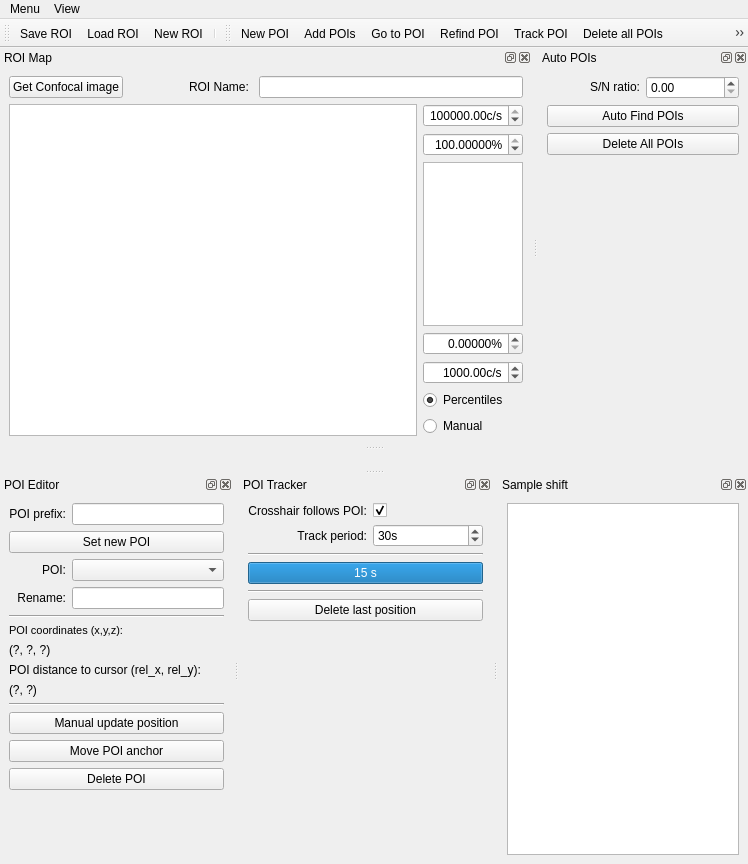
The window that gui/poimanager/ui_poimangui.ui (Ulm-IQO/qudi) describes before a commit, drawn with Qt 5.
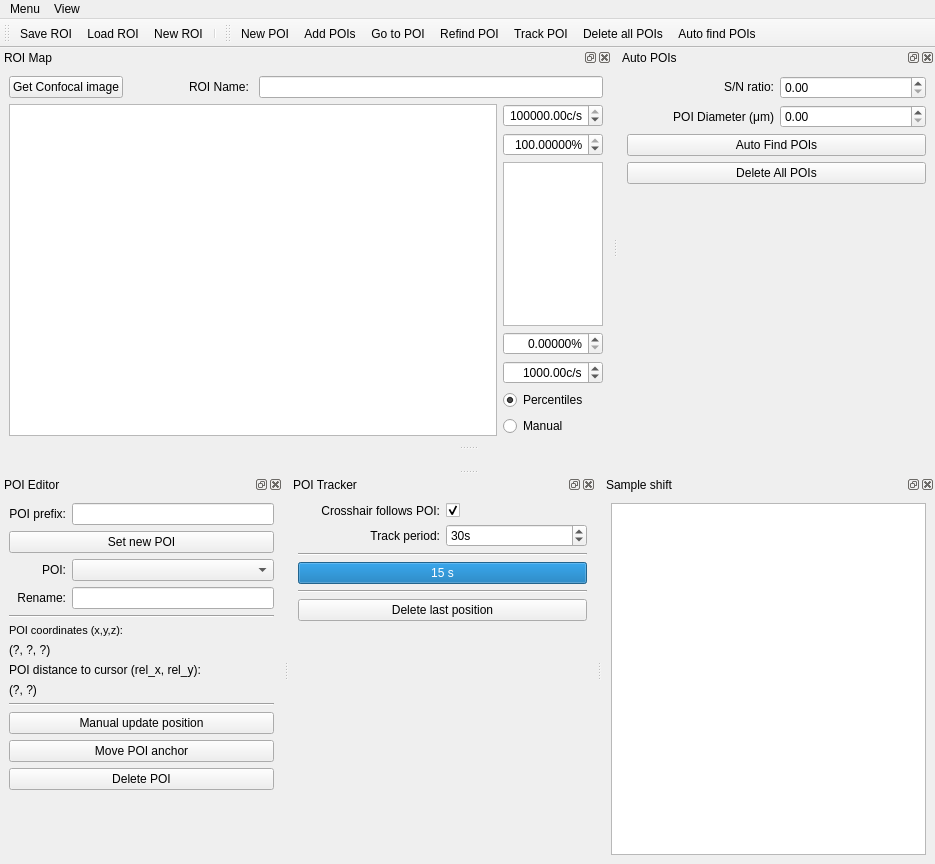
The same window after the commit. Icons and pictures are not drawn. Custom widgets are drawn as their Qt base class.

Commit message: Added a doublespinbox to input POI size for auto find pois in the dockwidget

What changed in the file:
```diff
--- a/gui/poimanager/ui_poimangui.ui
+++ b/gui/poimanager/ui_poimangui.ui
@@ -6,7 +6,7 @@
    <rect>
     <x>0</x>
     <y>0</y>
-    <width>746</width>
+    <width>935</width>
     <height>864</height>
    </rect>
   </property>
@@ -30,7 +30,7 @@
     <rect>
      <x>0</x>
      <y>0</y>
-     <width>746</width>
+     <width>935</width>
      <height>26</height>
     </rect>
    </property>
@@ -755,7 +755,7 @@
    </property>
    <property name="minimumSize">
     <size>
-     <width>150</width>
+     <width>197</width>
      <height>250</height>
     </size>
    </property>
@@ -809,6 +809,19 @@
          </property>
         </spacer>
        </item>
+       <item row="1" column="2">
+        <widget class="QDoubleSpinBox" name="poi_diameter_doubleSpinBox"/>
+       </item>
+       <item row="1" column="1">
+        <widget class="QLabel" name="label_10">
+         <property name="text">
+          <string>POI Diameter (μm)</string>
+         </property>
+         <property name="alignment">
+          <set>Qt::AlignRight|Qt::AlignTrailing|Qt::AlignVCenter</set>
+         </property>
+        </widget>
+       </item>
       </layout>
      </item>
     </layout>
```
The commit also changes 2 other files.
